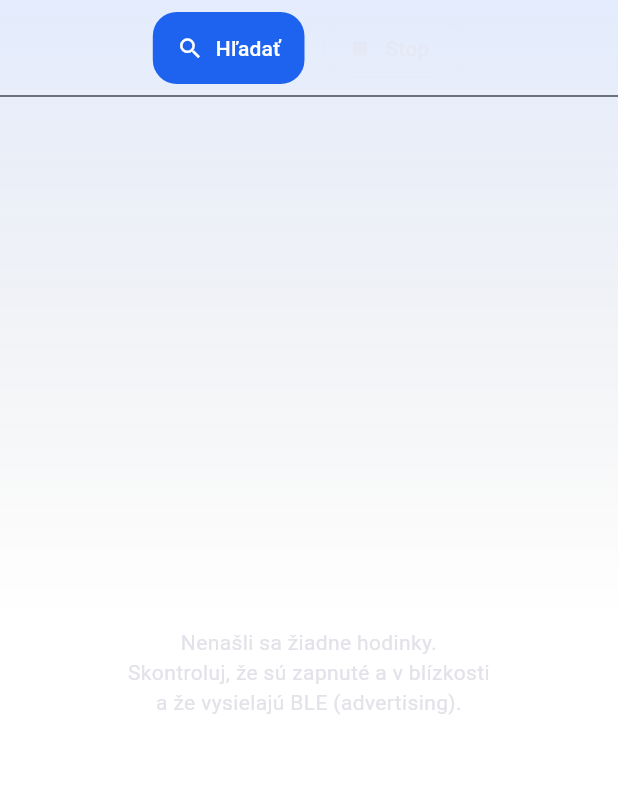
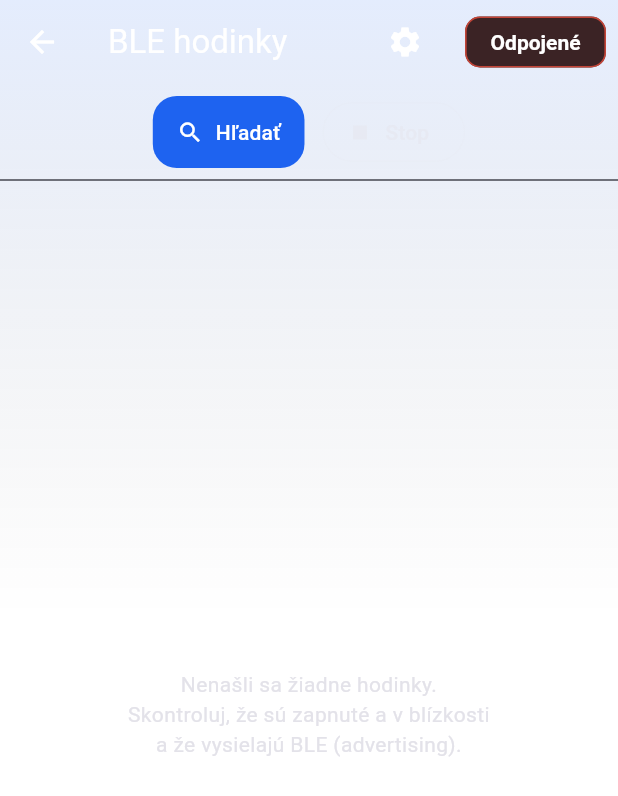
Before and after one commit to Penky777/SmartWatch, a Flutter app: the BleScreen screen opened by its route, on a phone screen of 412 x 824 dp. Shown: the top 796 px of the screen. Run offline on Flutter 3.47's test engine with Material 3 defaults, Android fonts, the phone set to English and light mode, and no system bars; our stand-ins replace geolocator, google_fonts, permission_handler; missing offline and left inert: flutter_reactive_ble.

Commit message:
feat: Enhance AppScaffold and add settings button to BLE screen
This commit introduces a more flexible `AppScaffold` and adds a new action button to the BLE screen.

- **`AppScaffold`:**
    - Adds `title` and `actions` properties to allow for a default `AppBar` implementation, removing the need to create a custom `AppBar` for simple cases.
    - The default `AppBar` is now created automatically if no custom `appBar` is provided.

- **`ble_screen.dart`:**
    - Adds a settings icon button to the `AppBar`.
    - Pressing the new button currently shows a "TODO" `SnackBar` as a placeholder for future BLE settings navigation.

```diff
--- a/lib/ble/ble_screen.dart
+++ b/lib/ble/ble_screen.dart
@@ -88,7 +88,7 @@ class _BleScreenState extends State<BleScreen> {
             lowerName.contains('smart');
 
         if (!isWatch) {
-          // ak chceš, môžeš túto podmienku úplne vyhodiť
+          // ak chceš, môžeš túto podmienku úplne vyhodiť,
           // aby si videl úplne všetky zariadenia
           return;
         }
@@ -128,12 +128,24 @@ class _BleScreenState extends State<BleScreen> {
         actions: [
           Padding(
             padding: const EdgeInsets.symmetric(horizontal: 8),
+            child: IconButton(
+              icon: const Icon(Icons.settings),
+              tooltip: 'Nastavenia BLE',
+              onPressed: () {
+                // TODO: keď budeš mať BLE nastavenia, daj sem navigáciu
+                ScaffoldMessenger.of(context).showSnackBar(
+                  const SnackBar(content: Text('TODO: Nastavenia BLE')),
+                );
+              },
+            ),
+          ),
+          Padding(
+            padding: const EdgeInsets.symmetric(horizontal: 8),
             child: _isScanning
                 ? const StatusBadge.connecting()
                 : const StatusBadge.disconnected(),
           ),
         ],
-
       body: Column(
         children: [
           const SizedBox(height: 8),
--- a/lib/widgets/app_scaffold.dart
+++ b/lib/widgets/app_scaffold.dart
@@ -1,7 +1,14 @@
 import 'package:flutter/material.dart';
 
 class AppScaffold extends StatelessWidget {
+  /// Ak chceš vlastný AppBar, môžeš ho sem poslať.
   final PreferredSizeWidget? appBar;
+
+  /// Titulok pre defaultný AppBar (použije sa len ak `appBar == null`).
+  final String? title;
+
+  /// Akcie vpravo hore v defaultnom AppBare.
+  final List<Widget>? actions;
 
   /// Novšie použitie
   final Widget? body;
@@ -17,10 +24,12 @@ class AppScaffold extends StatelessWidget {
   const AppScaffold({
     super.key,
     this.appBar,
+    this.title,
+    this.actions,
     this.body,
     this.child,
     this.bottom,
-    this.index, required String title, required List<Padding> actions,
+    this.index,
   });
 
   @override
@@ -38,7 +47,15 @@ class AppScaffold extends StatelessWidget {
       ),
       child: Scaffold(
         backgroundColor: Colors.transparent,
-        appBar: appBar,
+        appBar: appBar ??
+            AppBar(
+              backgroundColor: Colors.transparent,
+              elevation: 0,
+              automaticallyImplyLeading: Navigator.canPop(context),
+              title: Text(title ?? ''),
+              centerTitle: false,
+              actions: actions,
+            ),
         body: SafeArea(child: content),
         bottomNavigationBar: bottom,
       ),
```
Lines whose indentation alone changed are shown as unchanged.
